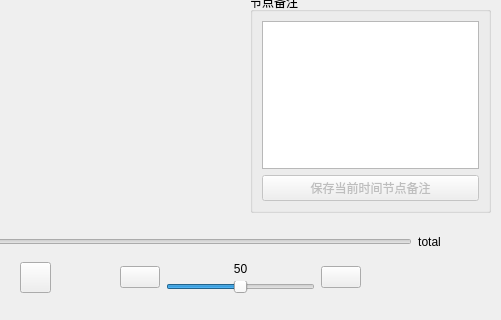
First picture: the form in widget_videoplayer.ui, repository Ruby-Dream/studysoftware, before the edit; both pictures show x 450 to 951 and y 268 to 588 of the 951 by 588 pixel window.
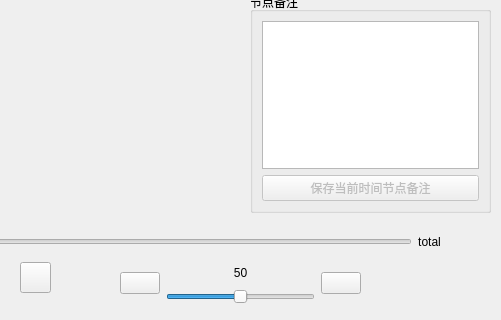
Second picture: the form after the edit. Icons and pictures are not drawn. Custom widgets are drawn as their Qt base class.

```diff
--- a/widget_videoplayer.ui
+++ b/widget_videoplayer.ui
@@ -91,7 +91,7 @@
      <x>570</x>
      <y>530</y>
      <width>241</width>
-     <height>31</height>
+     <height>42</height>
     </rect>
    </property>
    <layout class="QHBoxLayout" name="horizontalLayout_3">
```
Left out of the diff: 2 changed lines with no effect on the pictures.
